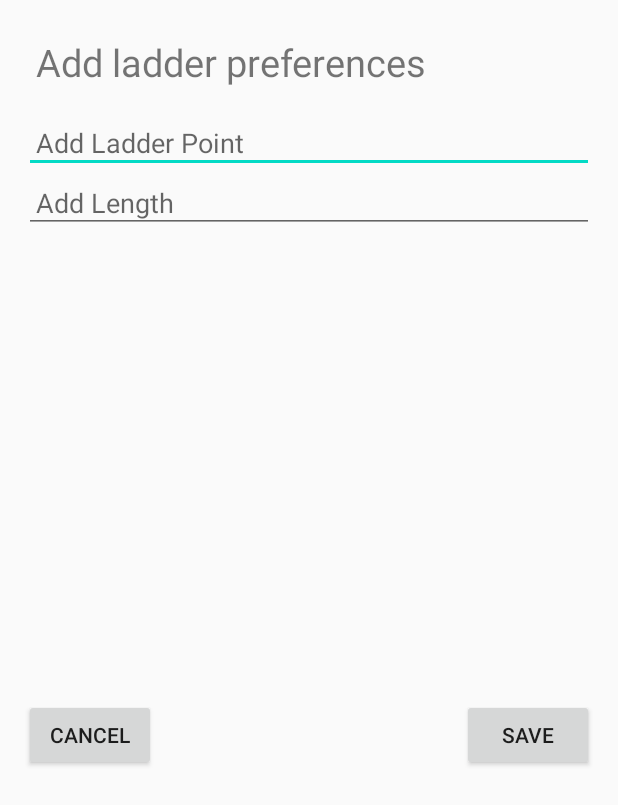
After one commit to udiram/GELX, an Android app: the layout add_ladder_data_dialogue.xml on its own in the app's theme, with its tools: preview values and no code run, on a phone screen of 412 x 824 dp. The commit adds this screen. Shown: the top 805 px of the screen. Run offline under Robolectric (Android 15) with nearby library versions, the phone set to English and light mode, and no system bars.

Commit message:
Ladder points
send and recieve ladder points

```diff
--- a/GELXandroid/app/build.gradle
+++ b/GELXandroid/app/build.gradle
@@ -34,6 +34,8 @@ dependencies {
     implementation 'androidx.lifecycle:lifecycle-extensions:2.1.0'
     implementation 'androidx.navigation:navigation-fragment:2.1.0'
     implementation 'androidx.navigation:navigation-ui:2.1.0'
+    implementation 'androidx.legacy:legacy-support-v4:1.0.0'
+    implementation 'androidx.recyclerview:recyclerview:1.1.0'
     testImplementation 'junit:junit:4.12'
     androidTestImplementation 'androidx.test.ext:junit:1.1.1'
     androidTestImplementation 'androidx.test.espresso:espresso-core:3.2.0'
--- /dev/null
+++ b/GELXandroid/app/src/main/java/com/gelx/gelx_droid/OnLadderDataDeleteListener.java
@@ -0,0 +1,6 @@
+package com.gelx.gelx_droid;
+
+public interface OnLadderDataDeleteListener {
+
+    void onLadderDataDelete(int index);
+}
--- a/GELXandroid/app/src/main/java/com/gelx/gelx_droid/data/XYDataProvider.java
+++ b/GELXandroid/app/src/main/java/com/gelx/gelx_droid/data/XYDataProvider.java
@@ -67,7 +67,6 @@ public class XYDataProvider {
         };
         // Add the request to the RequestQueue.
         queue.add(stringRequest);
-//        queue.start();
 
     }
 
--- /dev/null
+++ b/GELXandroid/app/src/main/res/layout/add_ladder_data_dialogue.xml
@@ -0,0 +1,79 @@
+<?xml version="1.0" encoding="utf-8"?>
+<androidx.constraintlayout.widget.ConstraintLayout xmlns:android="http://schemas.android.com/apk/res/android"
+    xmlns:app="http://schemas.android.com/apk/res-auto"
+    xmlns:tools="http://schemas.android.com/tools"
+    android:layout_width="match_parent"
+    android:layout_height="match_parent"
+    android:layout_margin="8dp">
+
+    <TextView
+        android:id="@+id/textView"
+        android:layout_width="match_parent"
+        android:layout_height="wrap_content"
+        android:layout_marginEnd="8dp"
+        android:layout_marginStart="8dp"
+        android:layout_marginTop="8dp"
+        android:padding="8dp"
+        android:textSize="25sp"
+        android:text="Add ladder preferences"
+        app:layout_constraintEnd_toEndOf="parent"
+        app:layout_constraintStart_toStartOf="parent"
+        app:layout_constraintTop_toTopOf="parent" />
+
+    <EditText
+        android:id="@+id/point"
+        android:layout_width="match_parent"
+        android:layout_height="wrap_content"
+        android:layout_marginEnd="8dp"
+        android:layout_marginStart="8dp"
+        android:layout_marginTop="8dp"
+        android:hint="Add Ladder Point"
+        android:inputType="number"
+        android:padding="8dp"
+        app:layout_constraintEnd_toEndOf="parent"
+        app:layout_constraintStart_toStartOf="parent"
+        app:layout_constraintTop_toBottomOf="@+id/textView" />
+
+    <EditText
+        android:id="@+id/length"
+        android:layout_width="match_parent"
+        android:layout_height="wrap_content"
+        android:layout_marginStart="8dp"
+        android:layout_marginTop="48dp"
+        android:layout_marginEnd="8dp"
+        android:hint="Add Length"
+        android:inputType="number"
+        android:padding="8dp"
+        app:layout_constraintBottom_toBottomOf="parent"
+        app:layout_constraintEnd_toEndOf="parent"
+        app:layout_constraintHorizontal_bias="0.0"
+        app:layout_constraintStart_toStartOf="parent"
+        app:layout_constraintTop_toBottomOf="@+id/textView"
+        app:layout_constraintVertical_bias="0.0" />
+
+    <Button
+        android:id="@+id/buttonSave"
+        android:layout_width="wrap_content"
+        android:layout_height="wrap_content"
+        android:layout_marginBottom="8dp"
+        android:layout_marginEnd="8dp"
+        android:layout_marginTop="16dp"
+        android:text="save"
+        app:layout_constraintBottom_toBottomOf="parent"
+        app:layout_constraintEnd_toEndOf="parent"
+        app:layout_constraintTop_toBottomOf="@+id/length" />
+
+    <Button
+        android:id="@+id/buttonCancel"
+        android:layout_width="wrap_content"
+        android:layout_height="wrap_content"
+        android:layout_marginBottom="8dp"
+        android:layout_marginStart="8dp"
+        android:layout_marginTop="16dp"
+        android:text="cancel"
+        app:layout_constraintBottom_toBottomOf="parent"
+        app:layout_constraintStart_toStartOf="parent"
+        app:layout_constraintTop_toBottomOf="@+id/length" />
+
+
+</androidx.constraintlayout.widget.ConstraintLayout>
--- a/GELXandroid/app/src/main/res/navigation/mobile_navigation.xml
+++ b/GELXandroid/app/src/main/res/navigation/mobile_navigation.xml
@@ -12,6 +12,12 @@
         tools:layout="@layout/fragment_home" />
 
     <fragment
+        android:id="@+id/navigation_ladder_list"
+        android:name="com.gelx.gelx_droid.LadderListFragment"
+        android:label="LadderList"
+        tools:layout="@layout/fragment_ladder_list" />
+
+    <fragment
         android:id="@+id/navigation_dashboard"
         android:name="com.gelx.gelx_droid.ui.dashboard.DashboardFragment"
         android:label="@string/title_dashboard"
--- a/GELXandroid/app/src/main/res/values/strings.xml
+++ b/GELXandroid/app/src/main/res/values/strings.xml
@@ -19,4 +19,6 @@
     values-round/strings.xml for round devices.
     -->
     <string name="hello_world">Hello Square World!</string>
+    <!-- TODO: Remove or change this placeholder text -->
+    <string name="hello_blank_fragment">Hello blank fragment</string>
 </resources>
```
Also changed, not shown: GELXandroid/app/src/main/java/com/gelx/gelx_droid/ItemArrayAdapter.java (added, +74 -0 lines), GELXandroid/app/src/main/java/com/gelx/gelx_droid/LadderListFragment.java (added, +162 -0 lines), GELXandroid/app/src/main/java/com/gelx/gelx_droid/data/model/LadderData.java (added, +39 -0 lines), GELXandroid/app/src/main/java/com/gelx/gelx_droid/ui/dashboard/DashboardFragment.java (+13 -0 lines), GELXandroid/app/src/main/res/layout/fragment_dashboard.xml (+25 -0 lines), GELXandroid/app/src/main/res/layout/fragment_ladder_list.xml (added, +24 -0 lines), GELXandroid/app/src/main/res/layout/list_items.xml (added, +30 -0 lines).
